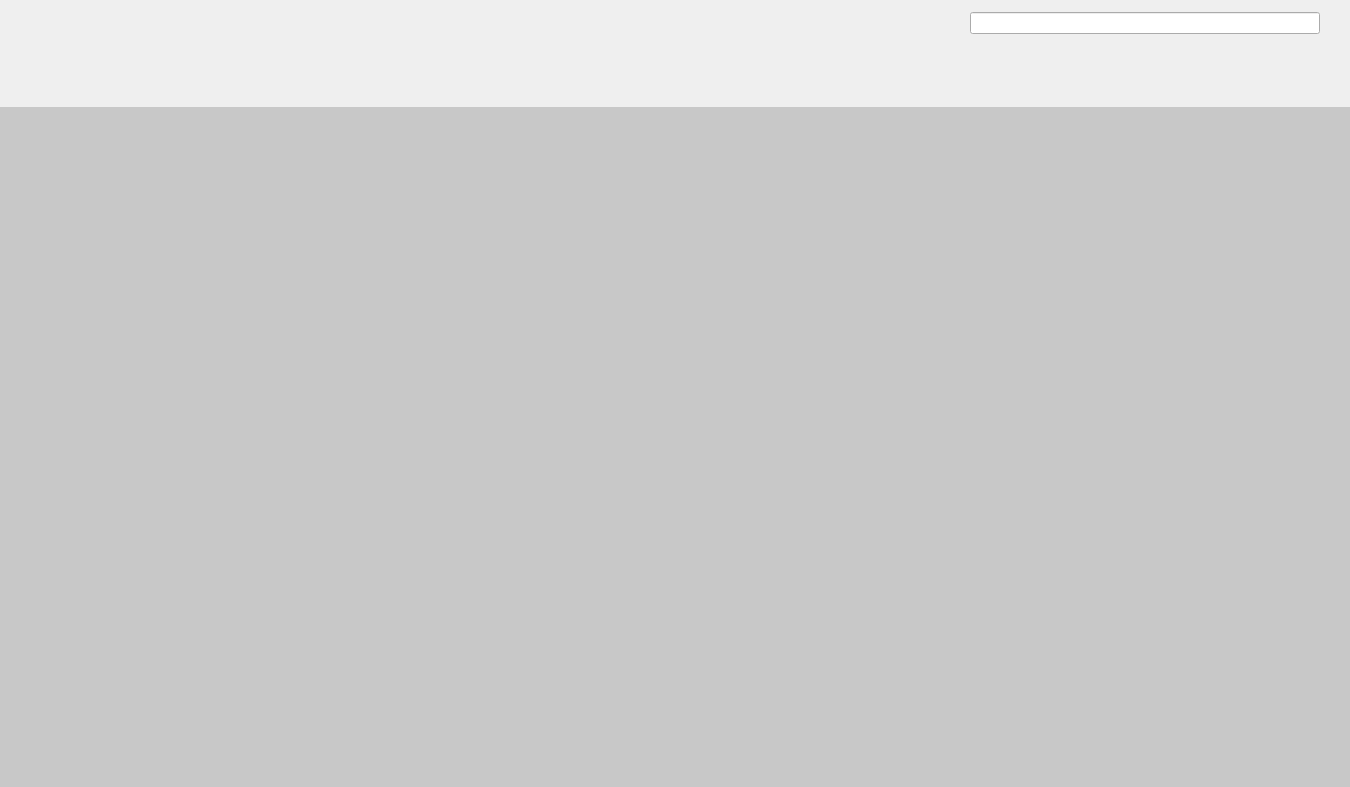
The window that VisNova/component/homePageCpt.ui (2932238802/VidNova) describes before a commit, drawn with Qt 5.
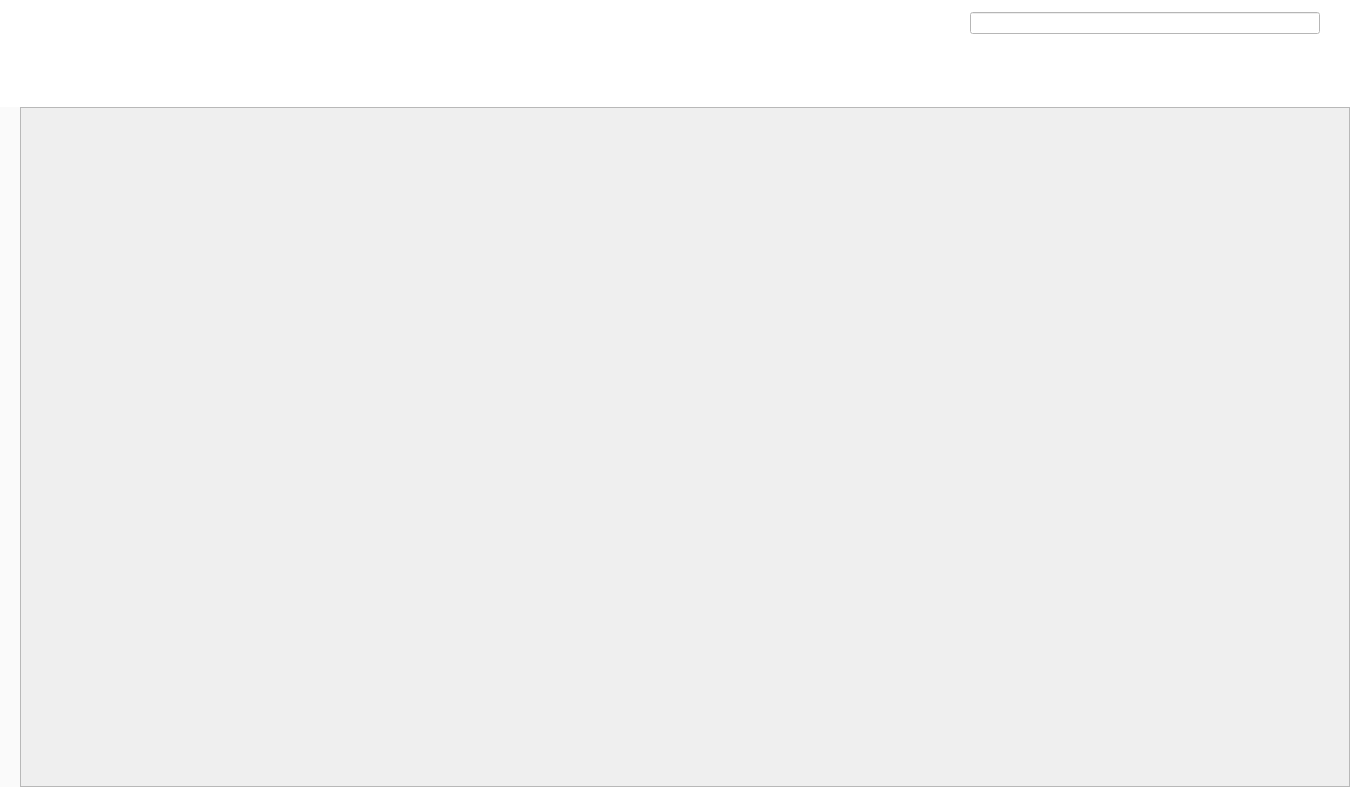
The same window after the commit. Custom widgets are drawn as their Qt base class.

What changed in the file:
```diff
--- a/VisNova/component/homePageCpt.ui
+++ b/VisNova/component/homePageCpt.ui
@@ -50,7 +50,7 @@
       </size>
      </property>
      <property name="styleSheet">
-      <string notr="true"/>
+      <string notr="true">background-color: white;</string>
      </property>
      <layout class="QHBoxLayout" name="horizontalLayout">
       <property name="spacing">
@@ -72,6 +72,7 @@
        <widget class="QWidget" name="selectBox" native="true">
         <property name="styleSheet">
          <string notr="true">QPushButton {
+	background-color: white;
     font-family: &quot;微软雅黑&quot;; 
     font-size: 16px;
     border: none;
@@ -236,9 +237,13 @@
     </widget>
    </item>
    <item>
-    <widget class="QWidget" name="vedioBox" native="true">
+    <widget class="QWidget" name="videoBox" native="true">
      <property name="styleSheet">
-      <string notr="true">background-color:rgb(200,200,200);</string>
+      <string notr="true">#videoBox{
+
+	background-color: rgb(250,250,250);
+
+}</string>
      </property>
      <layout class="QVBoxLayout" name="verticalLayout_4">
       <property name="spacing">
@@ -257,7 +262,7 @@
        <number>0</number>
       </property>
       <item>
-       <widget class="QScrollArea" name="vedioScroll">
+       <widget class="QScrollArea" name="videoScroll">
         <property name="styleSheet">
          <string notr="true">#vedioScroll{
 
@@ -306,8 +311,8 @@
           <rect>
            <x>0</x>
            <y>0</y>
-           <width>1330</width>
-           <height>680</height>
+           <width>1328</width>
+           <height>678</height>
           </rect>
          </property>
          <layout class="QVBoxLayout" name="verticalLayout_5">
@@ -327,7 +332,7 @@
            <number>0</number>
           </property>
           <item>
-           <layout class="QGridLayout" name="vedioGLayout"/>
+           <layout class="QGridLayout" name="videoGLayout"/>
           </item>
          </layout>
         </widget>
```
